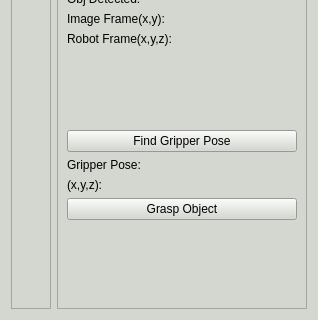
Qt form fetch_robot_sim/ui/control.ui (GeorgeSheslow/Sensors_and_Control_Fetch_Robot) before a commit; both pictures show x 0 to 318 and y 331 to 651 of the 318 by 651 pixel window.
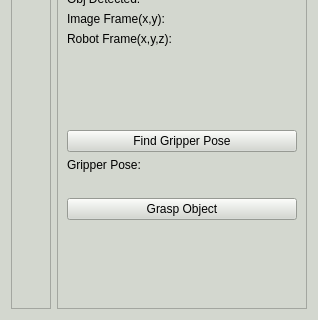
The same form after that commit.

```diff
--- a/fetch_robot_sim/ui/control.ui
+++ b/fetch_robot_sim/ui/control.ui
@@ -208,7 +208,7 @@
       <item>
        <widget class="QLabel" name="gripper_pose_info">
         <property name="text">
-         <string>(x,y,z):</string>
+         <string/>
         </property>
        </widget>
       </item>
```
